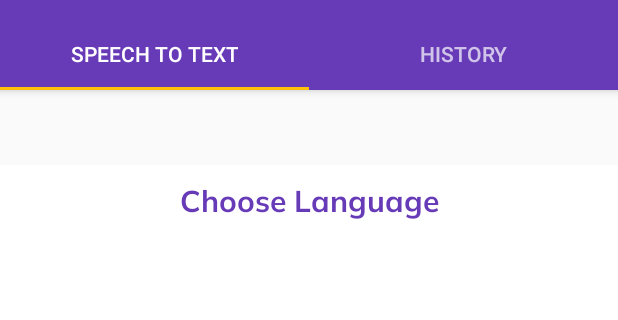
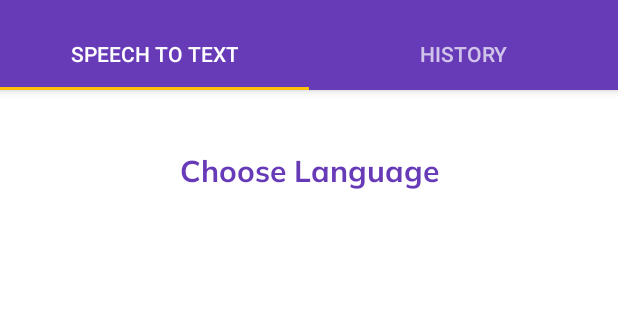
Before and after one commit to varunam/Multilingual-Voice-Notes, an Android app: the screen it shows after launch (MainActivity), after a tap on "Language", on a phone screen of 412 x 824 dp, the part 66-386 px from its top. Run offline under Robolectric (Android 15) with nearby library versions, the phone set to English and light mode, and no system bars; our stand-ins replace Room's generated code; libraries missing offline, so code that uses them is left out: app.speechtotext; 2 statements that could not run were skipped.

Commit message:
fixed paddings

```diff
--- a/app/src/main/res/layout/activity_main.xml
+++ b/app/src/main/res/layout/activity_main.xml
@@ -39,7 +39,6 @@
 
     <FrameLayout
             android:id="@+id/main_container_id"
-            android:layout_marginTop="50dp"
             android:layout_below="@id/appbarLayoutId"
             android:layout_width="match_parent"
             android:layout_height="match_parent"/>
--- a/app/src/main/res/layout/layout_choose_language.xml
+++ b/app/src/main/res/layout/layout_choose_language.xml
@@ -7,7 +7,7 @@
 >
 
     <TextView
-            android:layout_marginTop="10dp"
+            android:layout_marginTop="40dp"
             android:id="@+id/choose_lang"
             android:textSize="20sp"
             android:fontFamily="@font/muli_bold"
```
